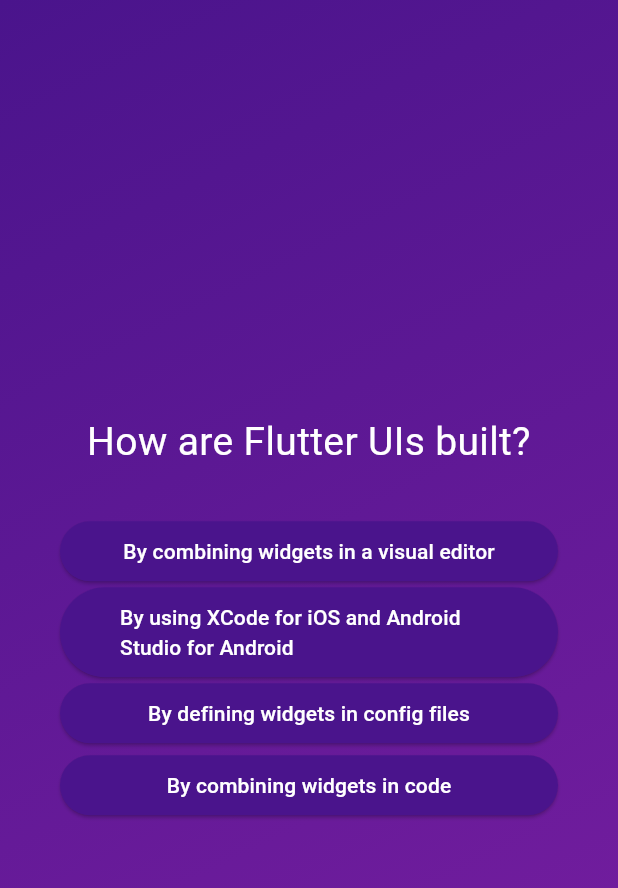
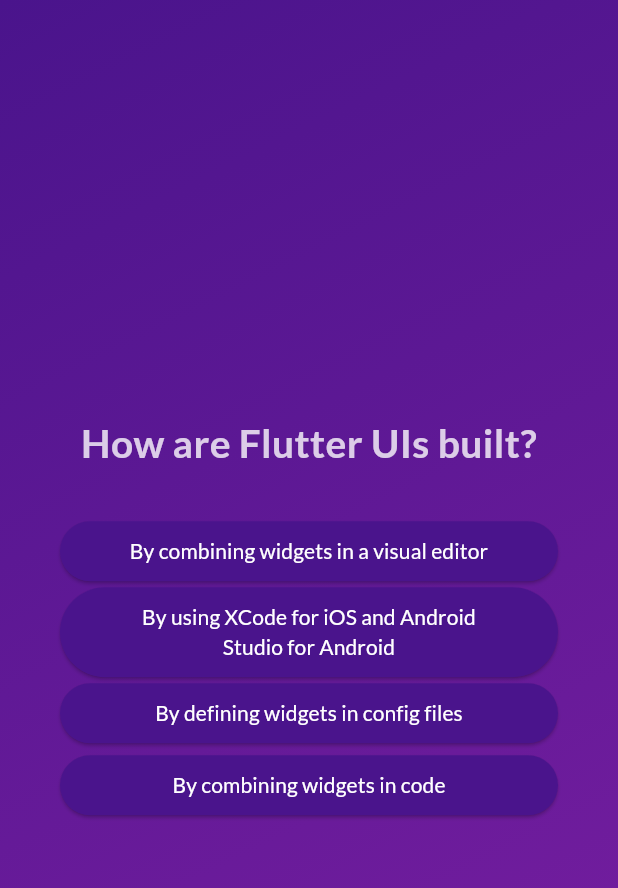
Before and after one commit to rjvillanueva89/flutter-app, a Flutter app: the screen it shows after launch, after a tap on "Start Quiz", after a tap on "Components", on a phone screen of 412 x 824 dp. Shown: the top 888 px of the screen. Run offline on Flutter 3.47's test engine with Material 3 defaults, Android fonts, the phone set to English and light mode, and no system bars; our stand-ins replace google_fonts.

Commit message:
added google_fonts package, added screens map, added answers list

```diff
--- a/lib/src/widgets/questions_screen.dart
+++ b/lib/src/widgets/questions_screen.dart
@@ -3,7 +3,14 @@ import 'package:first_app/src/models/quiz_question.dart';
 import 'package:flutter/material.dart';
 
 class QuestionsScreen extends StatefulWidget {
-  const QuestionsScreen({super.key});
+  const QuestionsScreen({
+    super.key,
+    required this.onSelectAnswer,
+    required this.onFinished,
+  });
+
+  final void Function(String answer) onSelectAnswer;
+  final VoidCallback onFinished;
 
   @override
   State<QuestionsScreen> createState() {
@@ -14,7 +21,14 @@ class QuestionsScreen extends StatefulWidget {
 class _QuestionsScreenState extends State<QuestionsScreen> {
   var currentQuestionIndex = 0;
 
-  void answerQuestion() {
+  void answerQuestion(String selectedAnswer) {
+    if (currentQuestionIndex >= questions.length - 1) {
+      widget.onFinished();
+      return;
+    }
+
+    widget.onSelectAnswer(selectedAnswer);
+
     setState(() {
       currentQuestionIndex++;
     });
@@ -27,7 +41,7 @@ class _QuestionsScreenState extends State<QuestionsScreen> {
       return AnswerButton(
         label: answer,
         onPressed: () {
-          answerQuestion();
+          answerQuestion(answer);
         },
       );
     }).toList();
@@ -43,8 +57,9 @@ class _QuestionsScreenState extends State<QuestionsScreen> {
             Text(
               current.text,
               style: const TextStyle(
-                color: Colors.white,
+                color: Color.fromARGB(200, 255, 255, 255),
                 fontSize: 26,
+                fontWeight: FontWeight.bold,
               ),
               textAlign: TextAlign.center,
             ),
@@ -79,7 +94,10 @@ class AnswerButton extends StatelessWidget {
         ),
       ),
       onPressed: onPressed,
-      child: Text(label),
+      child: Text(
+        label,
+        textAlign: TextAlign.center,
+      ),
     );
   }
 }
--- a/lib/src/widgets/quiz.dart
+++ b/lib/src/widgets/quiz.dart
@@ -2,6 +2,7 @@ import 'package:first_app/src/widgets/gradient_container.dart';
 import 'package:first_app/src/widgets/questions_screen.dart';
 import 'package:first_app/src/widgets/start_screen.dart';
 import 'package:flutter/material.dart';
+import 'package:google_fonts/google_fonts.dart';
 
 class Quiz extends StatefulWidget {
   const Quiz({super.key});
@@ -13,35 +14,50 @@ class Quiz extends StatefulWidget {
 }
 
 class _QuizState extends State<Quiz> {
-  int active = 0;
+  List<String> answers = [];
+  var active = "start-screen";
 
   @override
   void initState() {
     super.initState();
-    active = 0;
+    active = "start-screen";
   }
 
-  void handleNext() {
+  void showQuestionsScreen() {
     setState(() {
-      active = active + 1;
+      active = "questions-screen";
     });
   }
 
-  void handlePrev() {
+  void showResultScreen() {
     setState(() {
-      active = active - 1;
+      active = "result-screen";
     });
+  }
+
+  void handleSelectAnswer(String answer) {
+    // answers = [...answers, answer];
+    answers.add(answer);
   }
 
   @override
   Widget build(BuildContext context) {
-    final screenWidget =
-        active == 0 ? StartScreen(onNext: handleNext) : const QuestionsScreen();
+    final screens = {
+      "start-screen": StartScreen(onPressed: showQuestionsScreen),
+      "questions-screen": QuestionsScreen(
+        onSelectAnswer: handleSelectAnswer,
+        onFinished: showResultScreen,
+      ),
+      "result-screen": const Text("Results"),
+    };
+
+    final screenWidget = screens[active];
 
     return MaterialApp(
       title: 'My Flutter App',
       theme: ThemeData(
         primarySwatch: Colors.blue,
+        textTheme: GoogleFonts.latoTextTheme(),
       ),
       home: Scaffold(
         body: GradientContainer(
--- a/lib/src/widgets/start_screen.dart
+++ b/lib/src/widgets/start_screen.dart
@@ -1,9 +1,9 @@
 import 'package:flutter/material.dart';
 
 class StartScreen extends StatelessWidget {
-  const StartScreen({super.key, required this.onNext});
+  const StartScreen({super.key, required this.onPressed});
 
-  final void Function() onNext;
+  final void Function() onPressed;
 
   @override
   Widget build(BuildContext context) {
@@ -34,7 +34,7 @@ class StartScreen extends StatelessWidget {
                 borderRadius: BorderRadius.all(Radius.circular(5)),
               ),
             ),
-            onPressed: onNext,
+            onPressed: onPressed,
             icon: const Icon(Icons.arrow_right_alt_sharp),
             label: const Text("Start Quiz"),
           )
--- a/pubspec.yaml
+++ b/pubspec.yaml
@@ -34,6 +34,7 @@ dependencies:
   # The following adds the Cupertino Icons font to your application.
   # Use with the CupertinoIcons class for iOS style icons.
   cupertino_icons: ^1.0.8
+  google_fonts: ^6.2.1
 
 dev_dependencies:
   flutter_test:
```
Also changed, not shown: pubspec.lock, 7 other files.
